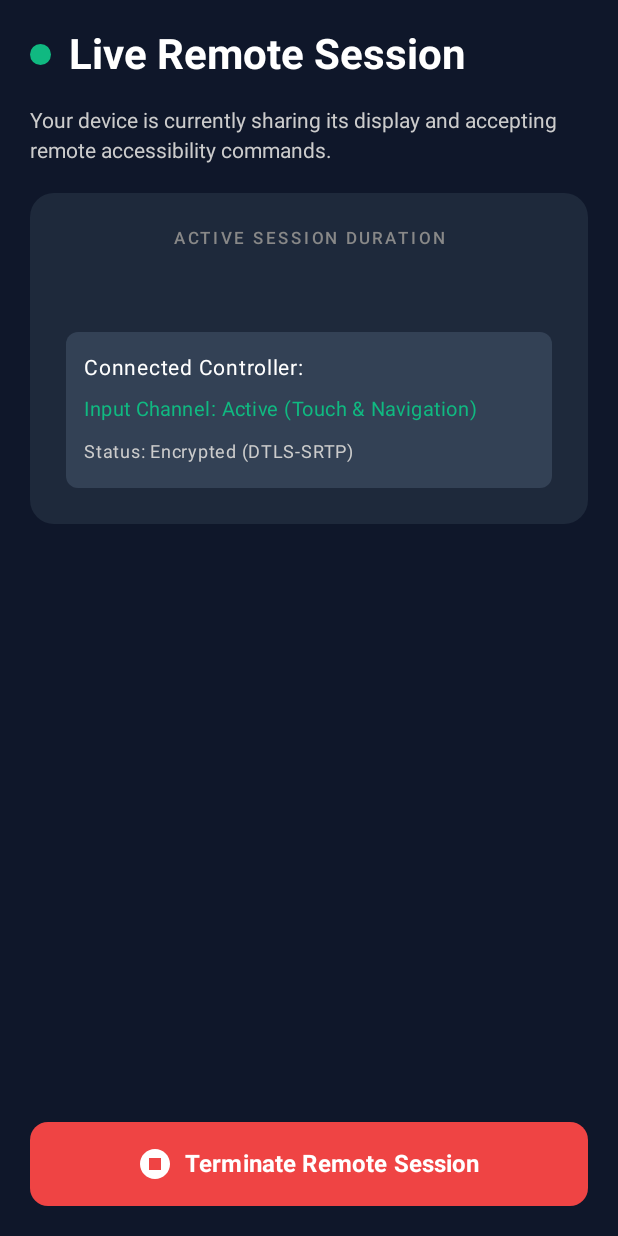
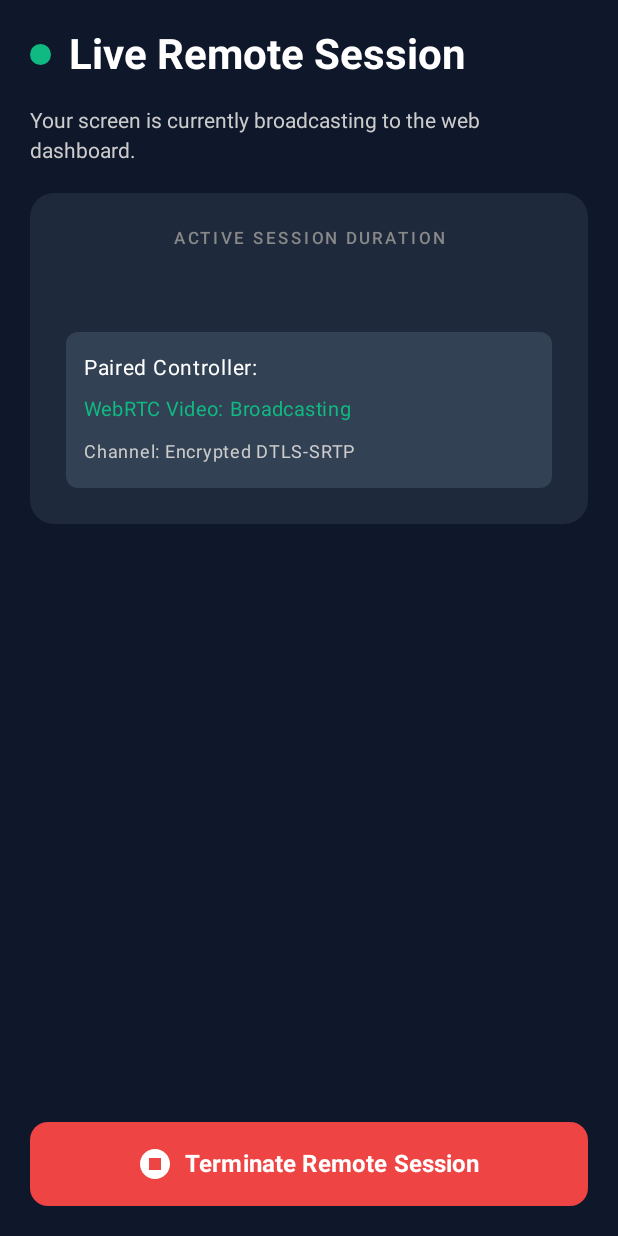
Before and after one commit to JerowinRicky/mobile_mir, an Android app built with Jetpack Compose: the composable ActiveSessionScreen called with empty values, on a phone screen of 412 x 824 dp. Run offline under Robolectric (Android 15) with nearby library versions, the phone set to English and light mode, and no system bars; 8 statements that could not run were skipped.

Commit message:
Fix Android main thread network exception in session polling and add connection state indicator to ActiveSessionScreen

```diff
--- a/android/app/src/main/java/com/antigravity/remotedevice/ui/screens/ActiveSessionScreen.kt
+++ b/android/app/src/main/java/com/antigravity/remotedevice/ui/screens/ActiveSessionScreen.kt
@@ -38,6 +38,7 @@ import com.antigravity.remotedevice.ui.theme.Slate800
 fun ActiveSessionScreen(
     durationText: String,
     connectedUser: String,
+    isStreamConnected: Boolean = true,
     onTerminateSession: () -> Unit
 ) {
     Column(
@@ -55,10 +56,10 @@ fun ActiveSessionScreen(
             Box(
                 modifier = Modifier
                     .size(14.dp)
-                    .background(EmeraldAccent, CircleShape)
+                    .background(if (isStreamConnected) EmeraldAccent else Color(0xFFF59E0B), CircleShape)
             )
             Text(
-                text = "Live Remote Session",
+                text = if (isStreamConnected) "Live Remote Session" else "Waiting for Web Client",
                 style = MaterialTheme.typography.headlineLarge,
                 fontWeight = FontWeight.Bold,
                 color = Color.White
@@ -66,7 +67,11 @@ fun ActiveSessionScreen(
         }
 
         Text(
-            text = "Your device is currently sharing its display and accepting remote accessibility commands.",
+            text = if (isStreamConnected) {
+                "Your screen is currently broadcasting to the web dashboard."
+            } else {
+                "Screen sharing is ready. Go to your browser (http://localhost:3000) and click 'Connect' next to this device."
+            },
             style = MaterialTheme.typography.bodyMedium,
             color = Color.LightGray,
             modifier = Modifier.fillMaxWidth()
@@ -83,7 +88,7 @@ fun ActiveSessionScreen(
                 verticalArrangement = Arrangement.spacedBy(16.dp)
             ) {
                 Text(
-                    text = "ACTIVE SESSION DURATION",
+                    text = if (isStreamConnected) "ACTIVE SESSION DURATION" else "WAITING TIME",
                     style = MaterialTheme.typography.labelSmall,
                     color = Color.Gray,
                     letterSpacing = 2.sp
@@ -93,7 +98,7 @@ fun ActiveSessionScreen(
                     text = durationText,
                     fontSize = 44.sp,
                     fontWeight = FontWeight.Bold,
-                    color = EmeraldAccent
+                    color = if (isStreamConnected) EmeraldAccent else Color(0xFFF59E0B)
                 )
 
                 Column(
@@ -103,9 +108,13 @@ fun ActiveSessionScreen(
                         .padding(12.dp),
                     verticalArrangement = Arrangement.spacedBy(4.dp)
                 ) {
-                    Text(text = "Connected Controller: $connectedUser", color = Color.White, fontSize = 14.sp)
-                    Text(text = "Input Channel: Active (Touch & Navigation)", color = EmeraldAccent, fontSize = 13.sp)
-                    Text(text = "Status: Encrypted (DTLS-SRTP)", color = Color.LightGray, fontSize = 12.sp)
+                    Text(text = "Paired Controller: $connectedUser", color = Color.White, fontSize = 14.sp)
+                    Text(
+                        text = if (isStreamConnected) "WebRTC Video: Broadcasting" else "WebRTC Video: Waiting for Connection",
+                        color = if (isStreamConnected) EmeraldAccent else Color(0xFFF59E0B),
+                        fontSize = 13.sp
+                    )
+                    Text(text = "Channel: Encrypted DTLS-SRTP", color = Color.LightGray, fontSize = 12.sp)
                 }
             }
         }
```
Also changed, not shown: android/app/src/main/java/com/antigravity/remotedevice/ui/MainActivity.kt (+49 -2 lines).
